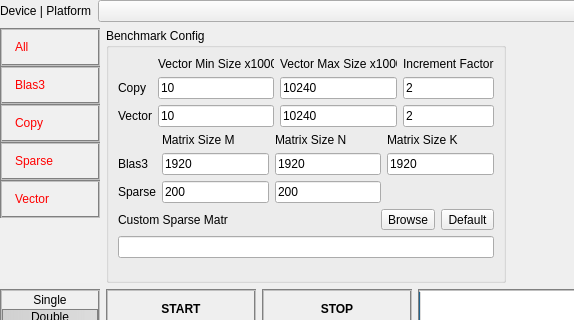
Old version of the form src/ui/expertbenchmark.ui in the repository viennacl/viennaclbench-dev; both pictures show x 0 to 574 and y 0 to 320 of the 936 by 619 pixel window.
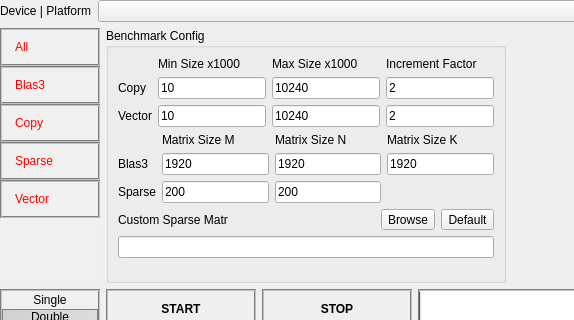
New version of the form. Icons and pictures are not drawn. Custom widgets are drawn as their Qt base class.

Commit message:
Look&Feel: Stylistic enhancements to summary plot and expert view.
x-axis is no fixed, does not randomly jump around and rescale.
Labels no longer extend beyond the plottable area.

Diff of the .ui file:
```diff
--- a/src/ui/expertbenchmark.ui
+++ b/src/ui/expertbenchmark.ui
@@ -401,7 +401,7 @@
           <item row="0" column="1">
            <widget class="QLabel" name="expert_VecMinLabel">
             <property name="text">
-             <string>Vector Min Size x1000</string>
+             <string>Min Size x1000</string>
             </property>
            </widget>
           </item>
@@ -414,7 +414,7 @@
              </size>
             </property>
             <property name="text">
-             <string>Vector Max Size x1000</string>
+             <string>Max Size x1000</string>
             </property>
            </widget>
           </item>
```
The commit also changes 2 other files.
